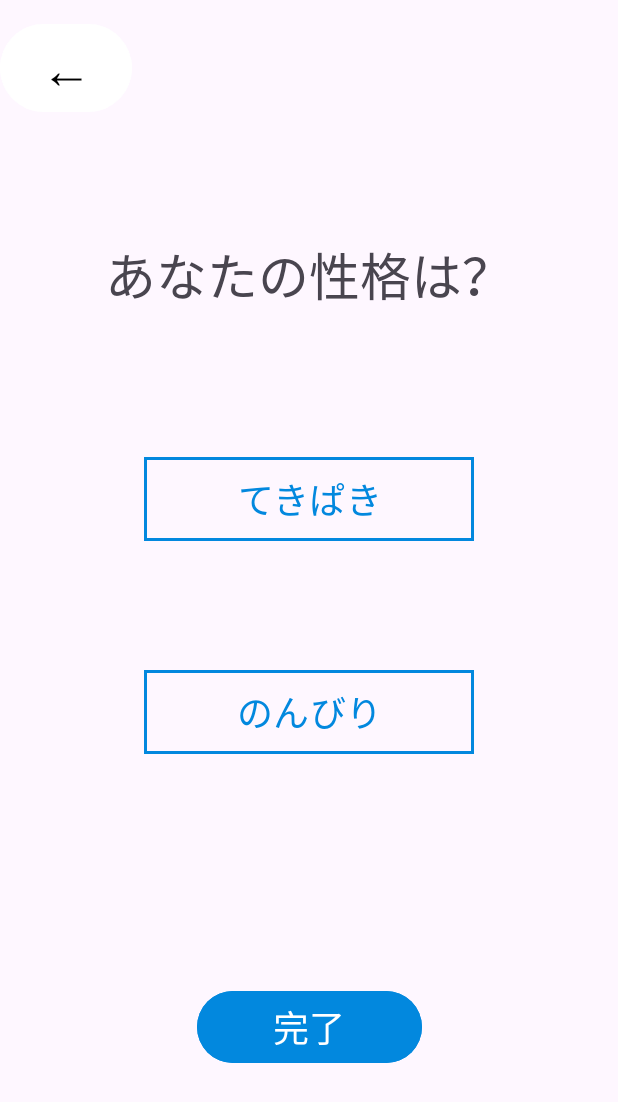
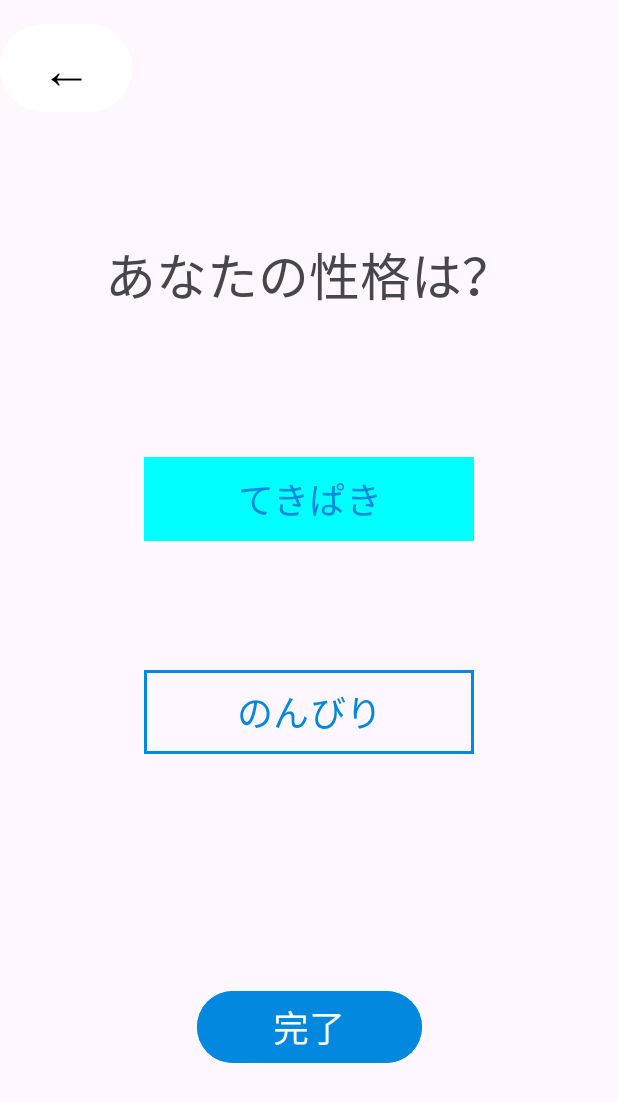
Before and after one commit to itc-s21014/MyApplication2, an Android app: the CharacterActivity screen opened directly, with no data from a screen before it, on a phone screen of 412 x 824 dp. Shown: the top 1102 px of the screen. Run offline under Robolectric (Android 15) with nearby library versions, the phone set to English and light mode, and no system bars.

Commit message:
Buttonを少し修正

```diff
--- a/app/src/main/java/com/example/myapplication2/CharacterActivity.kt
+++ b/app/src/main/java/com/example/myapplication2/CharacterActivity.kt
@@ -27,6 +27,8 @@ class CharacterActivity : AppCompatActivity() {
         charaTekipaki = findViewById(R.id.charaTekipaki)
         charaNombiri = findViewById(R.id.charaNombiri)
         dbHelper = DBHelper(this)
+
+        charaTekipaki.setBackgroundColor(Color.CYAN)
 
         charaTekipaki.setOnClickListener {
             charaTekipaki.setBackgroundColor(Color.CYAN)
```
